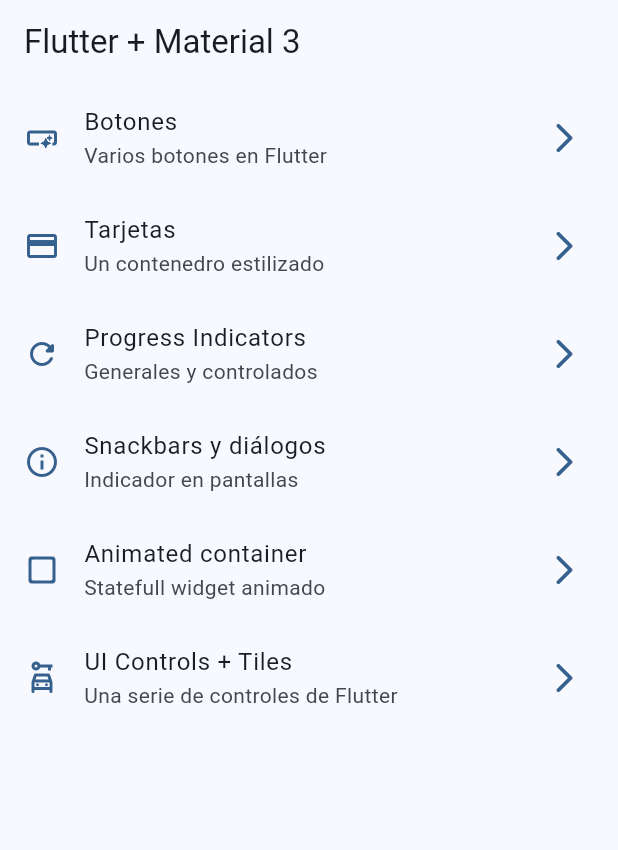
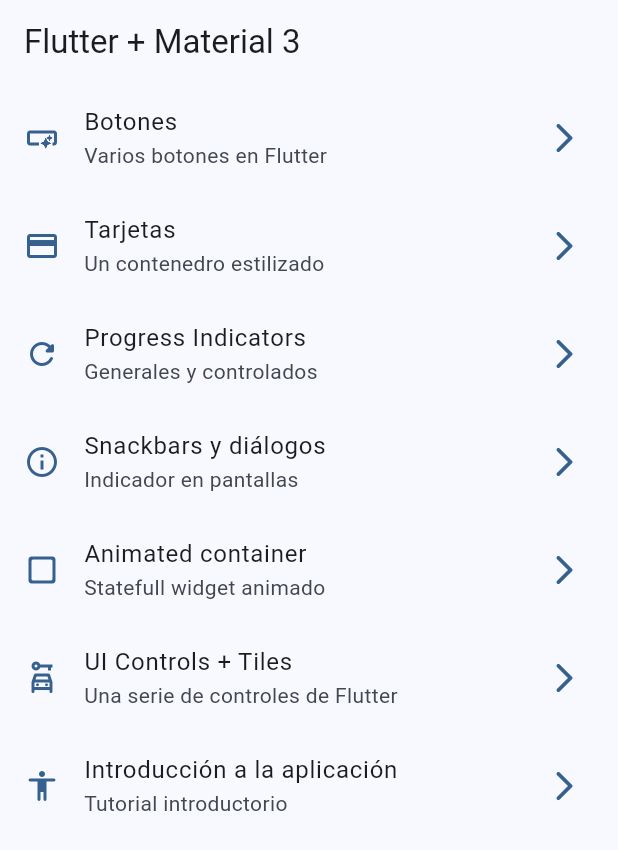
Before and after one commit to Tanamachii/widgetsapp_flutter, a Flutter app: the screen it shows after launch, on a phone screen of 412 x 824 dp. Shown: the top 850 px of the screen. Run offline on Flutter 3.47's test engine with Material 3 defaults, Android fonts, the phone set to English and light mode, and no system bars; our stand-ins replace go_router; missing offline and left inert: dart:ffi.

```diff
--- a/lib/config/menu_items/menu_items.dart
+++ b/lib/config/menu_items/menu_items.dart
@@ -51,4 +51,10 @@ const appMenuItems = <MenuItem>[
     url: '/ui-controls',
     icon: Icons.car_rental_outlined,
   ),
+  MenuItem(
+    title: 'Introducción a la aplicación',
+    subtitle: 'Tutorial introductorio',
+    url: '/tutorial',
+    icon: Icons.accessibility_rounded,
+  ),
 ];
--- a/lib/config/router/app_router.dart
+++ b/lib/config/router/app_router.dart
@@ -40,5 +40,10 @@ final appRouter = GoRouter(
       name: UiControlsScreen.name,
       builder: (context, state) => const UiControlsScreen(),
     ),
+    GoRoute(
+      path: '/tutorial',
+      name: AppTutorialScreen.name,
+      builder: (context, state) => const AppTutorialScreen(),
+    ),
   ],
 );
--- a/pubspec.yaml
+++ b/pubspec.yaml
@@ -18,3 +18,6 @@ dev_dependencies:
 
 flutter:
   uses-material-design: true
+
+assets:
+ - assets/images/
```
Also changed, not shown: assets/Images/1.png (added), assets/Images/2.png (added), assets/Images/3.png (added), assets/Images/jar-loading.gif (added).
